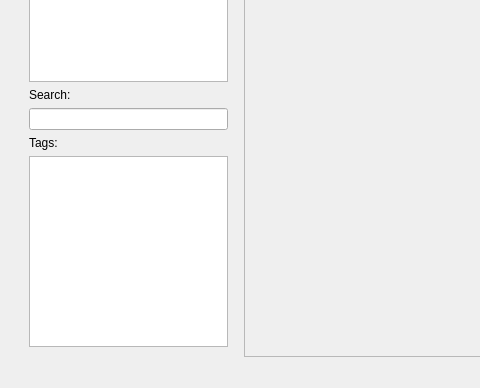
First picture: the form in mainwindow.ui, repository liusiqi43/Notability, before the edit; both pictures show x 0 to 480 and y 197 to 585 of the 803 by 585 pixel window.
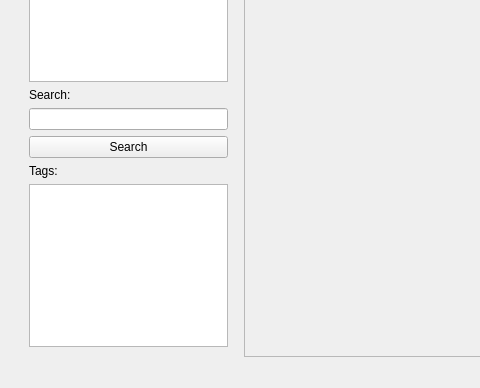
Second picture: the form after the edit.

Commit message: Tag buttons

```diff
--- a/mainwindow.ui
+++ b/mainwindow.ui
@@ -89,6 +89,13 @@
           </property>
          </widget>
         </item>
+        <item>
+         <widget class="QPushButton" name="pushButton">
+          <property name="text">
+           <string>Search</string>
+          </property>
+         </widget>
+        </item>
         <item>
          <widget class="QLabel" name="label_2">
           <property name="text">
```
Left out of the diff: 6 changed lines with no effect on the pictures. The commit also changes 5 other files.
